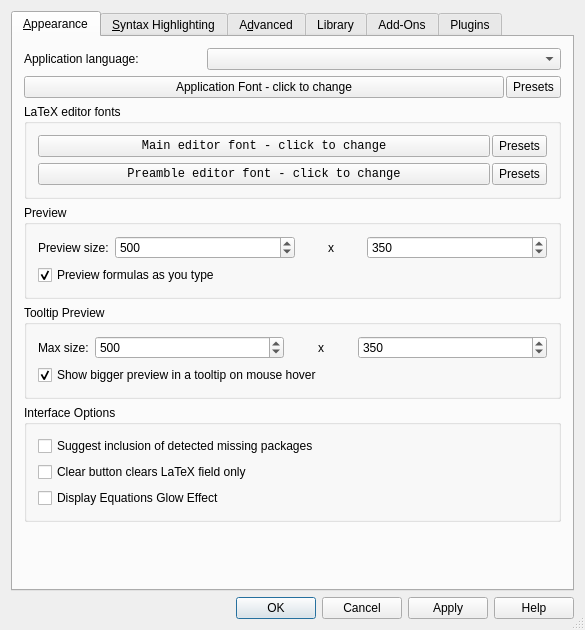
Before: the Qt Designer form src/klfsettings.ui in CryFeiFei/klatexformula, drawn with Qt 5.
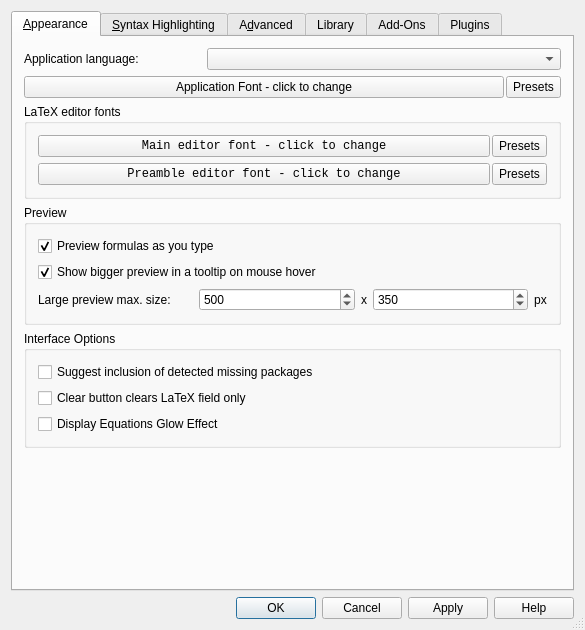
After: the same form once the commit is applied. Icons and pictures are not drawn. Custom widgets are drawn as their Qt base class.

```diff
--- a/src/klfsettings.ui
+++ b/src/klfsettings.ui
@@ -79,106 +79,29 @@
         </widget>
        </item>
        <item row="4" column="0" colspan="2">
-        <widget class="QGroupBox" name="gbxPreview">
-         <property name="title">
-          <string>Preview</string>
-         </property>
-         <layout class="QGridLayout" name="lyt_gbxPreview">
-          <item row="1" column="1">
-           <widget class="QSpinBox" name="spnPreviewWidth">
-            <property name="sizePolicy">
-             <sizepolicy hsizetype="Preferred" vsizetype="Fixed">
-              <horstretch>3</horstretch>
-              <verstretch>0</verstretch>
-             </sizepolicy>
-            </property>
-            <property name="minimum">
-             <number>10</number>
-            </property>
-            <property name="maximum">
-             <number>1000</number>
-            </property>
-            <property name="value">
-             <number>500</number>
-            </property>
-           </widget>
-          </item>
-          <item row="1" column="2">
-           <widget class="QLabel" name="lblPreviewX">
-            <property name="sizePolicy">
-             <sizepolicy hsizetype="Preferred" vsizetype="Preferred">
-              <horstretch>1</horstretch>
-              <verstretch>0</verstretch>
-             </sizepolicy>
-            </property>
-            <property name="text">
-             <string notr="true">x</string>
-            </property>
-            <property name="alignment">
-             <set>Qt::AlignCenter</set>
-            </property>
-            <property name="wordWrap">
-             <bool>false</bool>
-            </property>
-           </widget>
-          </item>
-          <item row="1" column="3">
-           <widget class="QSpinBox" name="spnPreviewHeight">
-            <property name="sizePolicy">
-             <sizepolicy hsizetype="Preferred" vsizetype="Fixed">
-              <horstretch>3</horstretch>
-              <verstretch>0</verstretch>
-             </sizepolicy>
-            </property>
-            <property name="minimum">
-             <number>10</number>
-            </property>
-            <property name="maximum">
-             <number>1000</number>
-            </property>
-            <property name="value">
-             <number>350</number>
-            </property>
-           </widget>
-          </item>
-          <item row="1" column="0">
-           <widget class="QLabel" name="lblPreviewSizePrompt">
-            <property name="text">
-             <string>Preview size:</string>
-            </property>
-           </widget>
-          </item>
-          <item row="2" column="0" colspan="4">
-           <widget class="QCheckBox" name="chkEnableRealTimePreview">
-            <property name="text">
-             <string>Preview formulas as you type</string>
-            </property>
-            <property name="checked">
-             <bool>true</bool>
-            </property>
-           </widget>
-          </item>
-         </layout>
-        </widget>
-       </item>
-       <item row="5" column="0" colspan="2">
         <widget class="QGroupBox" name="gbxToolTipSize">
          <property name="title">
-          <string>Tooltip Preview</string>
+          <string>Preview</string>
          </property>
          <layout class="QGridLayout" name="lyt_gbxToolTipSize">
-          <item row="1" column="0">
+          <item row="2" column="0">
            <widget class="QLabel" name="lblToolTipPreviewSizePrompt">
+            <property name="sizePolicy">
+             <sizepolicy hsizetype="Preferred" vsizetype="Preferred">
+              <horstretch>2</horstretch>
+              <verstretch>0</verstretch>
+             </sizepolicy>
+            </property>
             <property name="text">
-             <string>Max size:</string>
+             <string>Large preview max. size:</string>
             </property>
            </widget>
           </item>
-          <item row="1" column="1">
+          <item row="2" column="1">
            <widget class="QSpinBox" name="spnToolTipMaxWidth">
             <property name="sizePolicy">
              <sizepolicy hsizetype="Preferred" vsizetype="Fixed">
-              <horstretch>3</horstretch>
+              <horstretch>2</horstretch>
               <verstretch>0</verstretch>
              </sizepolicy>
             </property>
@@ -193,11 +116,11 @@
             </property>
            </widget>
           </item>
-          <item row="1" column="2">
+          <item row="2" column="2">
            <widget class="QLabel" name="lblToolTipPreviewX">
             <property name="sizePolicy">
              <sizepolicy hsizetype="Preferred" vsizetype="Preferred">
-              <horstretch>1</horstretch>
+              <horstretch>0</horstretch>
               <verstretch>0</verstretch>
              </sizepolicy>
             </property>
@@ -212,11 +135,11 @@
             </property>
            </widget>
           </item>
-          <item row="1" column="3">
+          <item row="2" column="3">
            <widget class="QSpinBox" name="spnToolTipMaxHeight">
             <property name="sizePolicy">
              <sizepolicy hsizetype="Preferred" vsizetype="Fixed">
-              <horstretch>3</horstretch>
+              <horstretch>2</horstretch>
               <verstretch>0</verstretch>
              </sizepolicy>
             </property>
@@ -231,7 +154,17 @@
             </property>
            </widget>
           </item>
-          <item row="2" column="0" colspan="4">
+          <item row="0" column="0" colspan="4">
+           <widget class="QCheckBox" name="chkEnableRealTimePreview">
+            <property name="text">
+             <string>Preview formulas as you type</string>
+            </property>
+            <property name="checked">
+             <bool>true</bool>
+            </property>
+           </widget>
+          </item>
+          <item row="1" column="0" colspan="4">
            <widget class="QCheckBox" name="chkEnableToolTipPreview">
             <property name="text">
              <string>Show bigger preview in a tooltip on mouse hover</string>
@@ -241,10 +174,29 @@
             </property>
            </widget>
           </item>
+          <item row="2" column="4">
+           <widget class="QLabel" name="lblToolTipPreviewPx">
+            <property name="sizePolicy">
+             <sizepolicy hsizetype="Preferred" vsizetype="Preferred">
+              <horstretch>0</horstretch>
+              <verstretch>0</verstretch>
+             </sizepolicy>
+            </property>
+            <property name="text">
+             <string notr="true">px</string>
+            </property>
+            <property name="alignment">
+             <set>Qt::AlignCenter</set>
+            </property>
+            <property name="wordWrap">
+             <bool>false</bool>
+            </property>
+           </widget>
+          </item>
          </layout>
         </widget>
        </item>
-       <item row="6" column="0" colspan="2">
+       <item row="5" column="0" colspan="2">
         <widget class="QGroupBox" name="gbxInterfaceOptions">
          <property name="title">
           <string>Interface Options</string>
@@ -277,7 +229,7 @@
          </layout>
         </widget>
        </item>
-       <item row="7" column="0">
+       <item row="6" column="0">
         <spacer name="spcAppearance">
          <property name="orientation">
           <enum>Qt::Vertical</enum>
@@ -1504,6 +1456,93 @@
             </property>
            </widget>
           </item>
+          <item row="4" column="0" colspan="3">
+           <layout class="QHBoxLayout" name="lytLibraryPreviewSize">
+            <item>
+             <widget class="QLabel" name="lblPreviewSizePrompt">
+              <property name="text">
+               <string>Preview size:</string>
+              </property>
+             </widget>
+            </item>
+            <item>
+             <widget class="QSpinBox" name="spnPreviewWidth">
+              <property name="sizePolicy">
+               <sizepolicy hsizetype="Preferred" vsizetype="Fixed">
+                <horstretch>3</horstretch>
+                <verstretch>0</verstretch>
+               </sizepolicy>
+              </property>
+              <property name="minimum">
+               <number>10</number>
+              </property>
+              <property name="maximum">
+               <number>1000</number>
+              </property>
+              <property name="value">
+               <number>280</number>
+              </property>
+             </widget>
+            </item>
+            <item>
+             <widget class="QLabel" name="lblPreviewX">
+              <property name="sizePolicy">
+               <sizepolicy hsizetype="Preferred" vsizetype="Preferred">
+                <horstretch>1</horstretch>
+                <verstretch>0</verstretch>
+               </sizepolicy>
+              </property>
+              <property name="text">
+               <string notr="true">x</string>
+              </property>
+              <property name="alignment">
+               <set>Qt::AlignCenter</set>
+              </property>
+              <property name="wordWrap">
+               <bool>false</bool>
+              </property>
+             </widget>
+            </item>
+            <item>
+             <widget class="QSpinBox" name="spnPreviewHeight">
+              <property name="sizePolicy">
+               <sizepolicy hsizetype="Preferred" vsizetype="Fixed">
+                <horstretch>3</horstretch>
+                <verstretch>0</verstretch>
+               </sizepolicy>
+              </property>
+              <property name="minimum">
+               <number>10</number>
+              </property>
+              <property name="maximum">
+               <number>1000</number>
+              </property>
+              <property name="value">
+               <number>80</number>
+              </property>
+             </widget>
+            </item>
+            <item>
+             <widget class="QLabel" name="lblPreviewPx">
+              <property name="sizePolicy">
+               <sizepolicy hsizetype="Preferred" vsizetype="Preferred">
+                <horstretch>0</horstretch>
+                <verstretch>0</verstretch>
+               </sizepolicy>
+              </property>
+              <property name="text">
+               <string notr="true">px</string>
+              </property>
+              <property name="alignment">
+               <set>Qt::AlignCenter</set>
+              </property>
+              <property name="wordWrap">
+               <bool>false</bool>
+              </property>
+             </widget>
+            </item>
+           </layout>
+          </item>
          </layout>
         </widget>
        </item>
```
Left out of the diff: 46 changed lines with no effect on the pictures.
